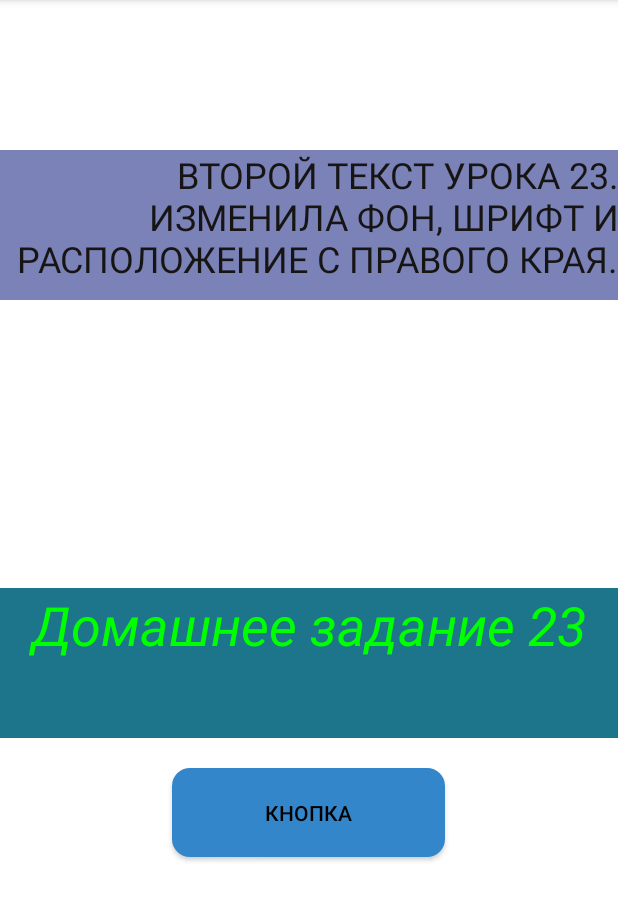
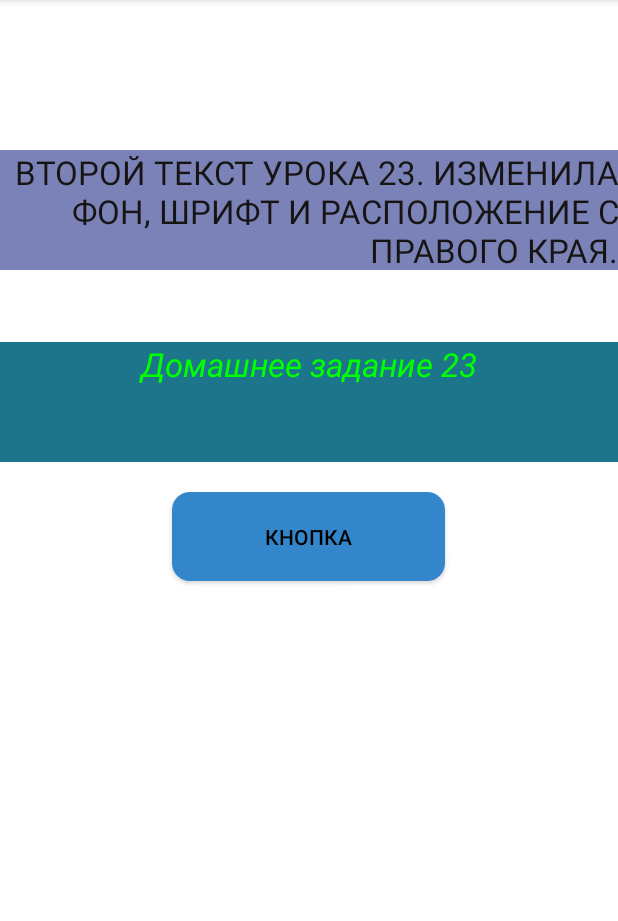
Before and after one commit to Aisuluu1980/Weather, an Android app: the screen it shows after launch (MainActivity), on a phone screen of 412 x 824 dp, the part 84-1005 px from its top. Run offline under Robolectric (Android 15) with nearby library versions, the phone set to English and light mode, and no system bars.

Commit message:
Changed text styles.

```diff
--- a/app/src/main/java/kg/tutorialapp/weather/MainActivity.kt
+++ b/app/src/main/java/kg/tutorialapp/weather/MainActivity.kt
@@ -2,11 +2,14 @@ package kg.tutorialapp.weather
 
 import androidx.appcompat.app.AppCompatActivity
 import android.os.Bundle
+import android.widget.TextView
 
 class MainActivity : AppCompatActivity() {
     override fun onCreate(savedInstanceState: Bundle?) {
         super.onCreate(savedInstanceState)
         setContentView(R.layout.activity_main)
+//        Maintext.text = getString(R.string.greeting)
+//        меняю текст на новый, обращаюсь по id TextView и достаю строку с новым текстом
 
     }
 }
--- a/app/src/main/res/layout/activity_main.xml
+++ b/app/src/main/res/layout/activity_main.xml
@@ -24,28 +24,28 @@
     <TextView
         android:id="@+id/view1"
         android:layout_width="match_parent"
-        android:layout_height="100dp"
+        android:layout_height="80dp"
         android:background="#7A82B8"
         android:clickable="true"
         android:focusable="true"
         android:text="@string/text_first"
         android:textAlignment="textEnd"
         android:textColor="#171414"
-        android:textSize="24sp"
+        android:textSize="22sp"
         android:textStyle="normal"
         android:textAllCaps="true"/>
 
     <TextView
         android:id="@+id/view2"
         android:layout_width="match_parent"
-        android:layout_height="100dp"
-        android:layout_marginTop="@android:dimen/thumbnail_height"
+        android:layout_height="80dp"
+        android:layout_marginTop="@android:dimen/app_icon_size"
         android:background="#1C758B"
         android:clickable="true"
         android:focusable="true"
         android:text="@string/text2"
         android:textAlignment="center"
-        android:textSize="36sp"
+        android:textSize="22sp"
         android:textStyle="italic"
         android:textColor="@color/green"/>
 
--- a/app/src/main/res/values/strings.xml
+++ b/app/src/main/res/values/strings.xml
@@ -7,4 +7,6 @@
     <string name="text2">Домашнее задание  23</string>
     <string name="button">Кнопка</string>
     <string name="text_first">Второй текст урока 23. Изменила фон, шрифт и расположение с правого края.</string>
+<!--    <string name="text_24">Занятие 24.</string>-->
+<!--    <string name="greeting">Занятие 24 "Textview, Textedit".</string>-->
 </resources>
```
Lines whose indentation alone changed are shown as unchanged.
